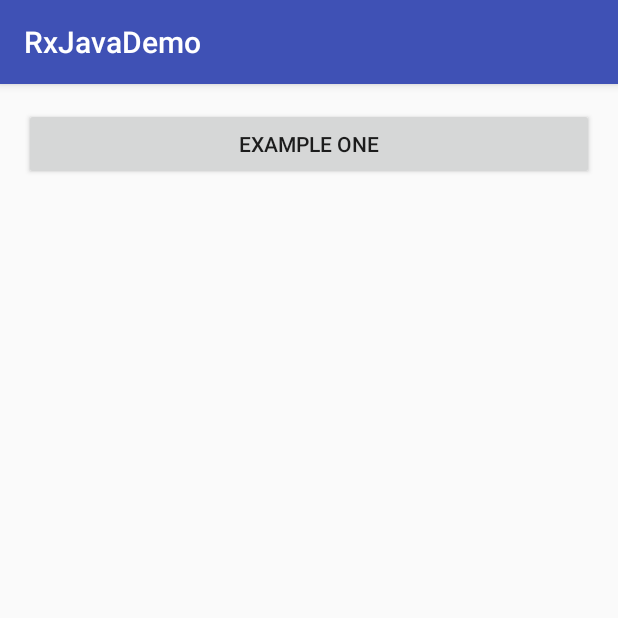
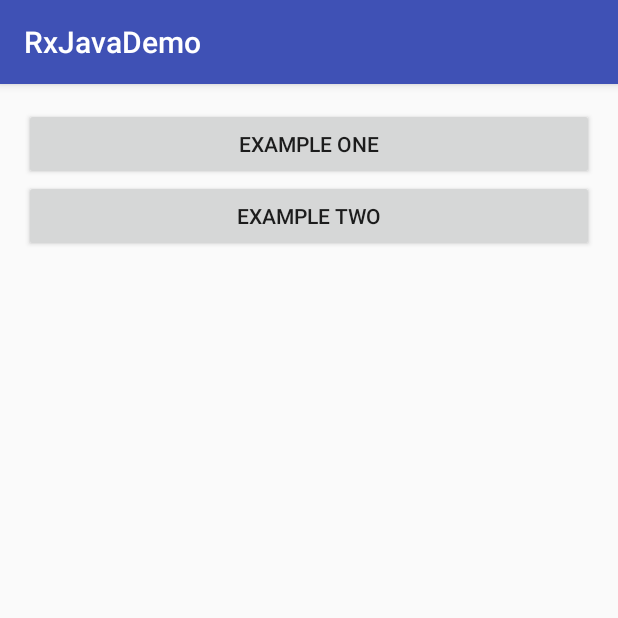
Before and after one commit to bernhardpflug/RxJavaDemo, an Android app: the screen it shows after launch (MainActivity), on a phone screen of 412 x 824 dp, the top half of it. Run offline under Robolectric (Android 15) with nearby library versions, the phone set to English and light mode, and no system bars; our stand-ins replace ButterKnife.

Commit message:
Adding example to show lambda expressions and some operators
Conflicts:
	app/src/main/res/layout/activity_main.xml

```diff
--- a/app/src/main/AndroidManifest.xml
+++ b/app/src/main/AndroidManifest.xml
@@ -19,6 +19,10 @@
             android:name="at.bernhardpflug.rxjavademo.ExampleOneActivity"
             android:label="@string/title_activity_example_one" >
         </activity>
+        <activity
+            android:name="at.bernhardpflug.rxjavademo.ExampleTwoActivity"
+            android:label="@string/title_activity_example_two" >
+        </activity>
     </application>
 
 </manifest>
--- a/app/src/main/res/layout/activity_main.xml
+++ b/app/src/main/res/layout/activity_main.xml
@@ -1,18 +1,21 @@
 <?xml version="1.0" encoding="utf-8"?>
 <LinearLayout xmlns:android="http://schemas.android.com/apk/res/android"
-    xmlns:tools="http://schemas.android.com/tools"
-    android:layout_width="match_parent"
-    android:layout_height="match_parent"
-    android:orientation="vertical"
-    android:paddingBottom="@dimen/activity_vertical_margin"
-    android:paddingLeft="@dimen/activity_horizontal_margin"
+    xmlns:tools="http://schemas.android.com/tools" android:layout_width="match_parent"
+    android:layout_height="match_parent" android:paddingLeft="@dimen/activity_horizontal_margin"
     android:paddingRight="@dimen/activity_horizontal_margin"
     android:paddingTop="@dimen/activity_vertical_margin"
-    tools:context=".MainActivity">
+    android:paddingBottom="@dimen/activity_vertical_margin" tools:context=".MainActivity"
+    android:orientation="vertical">
 
     <Button
         android:id="@+id/exampleOne"
+        android:text="@string/title_activity_example_one"
         android:layout_width="match_parent"
-        android:layout_height="wrap_content"
-        android:text="@string/title_activity_example_one" />
+        android:layout_height="wrap_content" />
+
+    <Button
+        android:id="@+id/exampleTwo"
+        android:text="@string/title_activity_example_two"
+        android:layout_width="match_parent"
+        android:layout_height="wrap_content" />
 </LinearLayout>
--- a/app/src/main/res/values/strings.xml
+++ b/app/src/main/res/values/strings.xml
@@ -1,4 +1,5 @@
 <resources>
     <string name="app_name">RxJavaDemo</string>
     <string name="title_activity_example_one">Example One</string>
+    <string name="title_activity_example_two">Example Two</string>
 </resources>
```
Also changed, not shown: app/src/main/java/at/bernhardpflug/rxjavademo/ExampleTwoActivity.java (added, +61 -0 lines), app/src/main/java/at/bernhardpflug/rxjavademo/MainActivity.java (+6 -1 lines), app/src/main/res/layout/activity_example_two.xml (added, +13 -0 lines).
